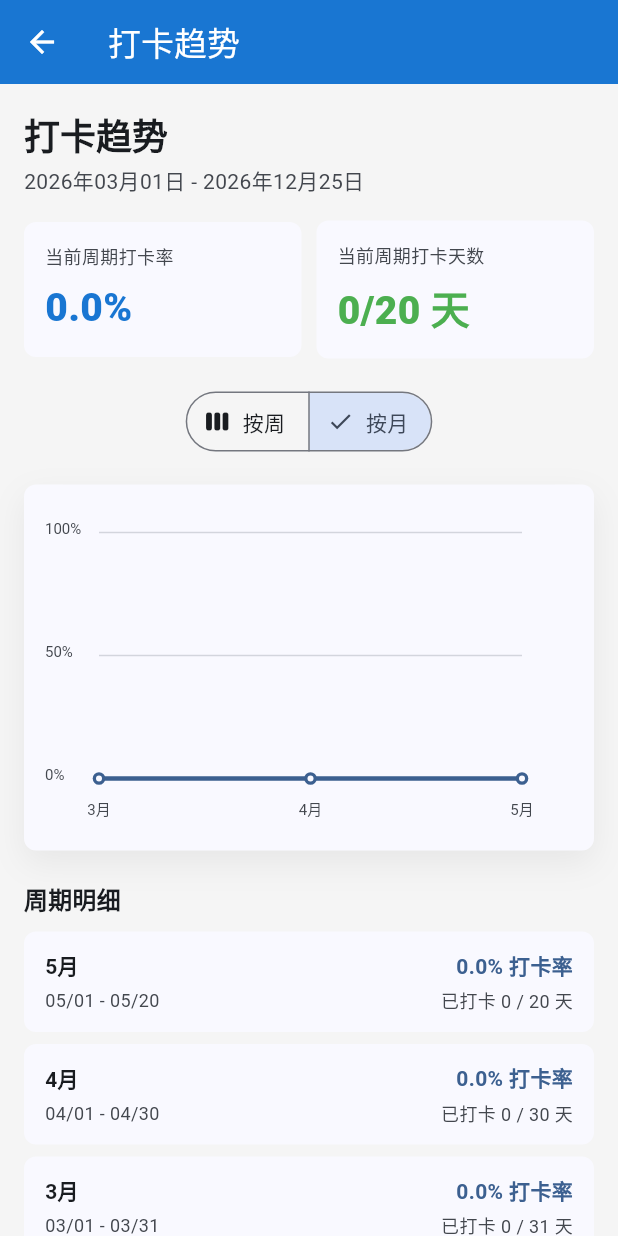
After one commit to wangbaoquan1098/gradcheckin, a Flutter app: the TrendScreen screen opened directly, after a tap on "按月", on a phone screen of 412 x 824 dp. The commit adds this screen. Run offline on Flutter 3.47's test engine with Material 3 defaults, Android fonts, the phone set to English and light mode, and no system bars; our stand-ins replace file_picker, permission_handler, shared_preferences, sqflite, table_calendar; accounts and stored records are empty.

Commit message:
feat: add checkin trends screen

```diff
--- a/lib/core/constants/app_strings.dart
+++ b/lib/core/constants/app_strings.dart
@@ -7,6 +7,7 @@ class AppStrings {
   static const String checkinSuccess = '打卡成功！';
   static const String checkinCancelled = '已取消打卡';
   static const String history = '历史记录';
+  static const String trend = '打卡趋势';
   static const String noRecord = '暂无打卡记录';
   static const String todayCheckin = '今日打卡';
   static const String invalidDate = '请选择有效日期（2026年3月1日至今）';
@@ -26,6 +27,12 @@ class AppStrings {
   static const String importWarning = '导入会覆盖当前全部打卡数据，是否继续？';
   static const String weekPrefix = '第';
   static const String weekSuffix = '周';
+  static const String weeklyTrend = '按周';
+  static const String monthlyTrend = '按月';
+  static const String currentPeriodRate = '当前周期打卡率';
+  static const String currentPeriodDays = '当前周期打卡天数';
+  static const String trendDetails = '周期明细';
+  static const String noTrendData = '暂无趋势数据';
 
   // 星期
   static const List<String> weekDays = ['周一', '周二', '周三', '周四', '周五', '周六', '周日'];
--- /dev/null
+++ b/lib/core/utils/checkin_trend_calculator.dart
@@ -0,0 +1,134 @@
+import '../../data/models/checkin_trend.dart';
+
+/// 生成打卡趋势统计数据
+class CheckinTrendCalculator {
+  static List<CheckinTrendPeriod> buildWeeklyTrends({
+    required Set<String> checkedDates,
+    required DateTime startDate,
+    required DateTime endDate,
+    required DateTime today,
+  }) {
+    final start = _dateOnly(startDate);
+    final effectiveEnd = _effectiveEndDate(endDate, today);
+    if (effectiveEnd.isBefore(start)) {
+      return [];
+    }
+
+    final firstWeekStart = start.subtract(Duration(days: start.weekday - 1));
+    final periods = <CheckinTrendPeriod>[];
+    var periodStart = firstWeekStart;
+
+    while (!periodStart.isAfter(effectiveEnd)) {
+      final periodEnd = periodStart.add(const Duration(days: 6));
+      final actualStart = _maxDate(periodStart, start);
+      final actualEnd = _minDate(periodEnd, effectiveEnd);
+
+      if (!actualEnd.isBefore(actualStart)) {
+        final weekNumber = _weekNumber(start, actualStart);
+        periods.add(
+          _buildPeriod(
+            label: '第$weekNumber周',
+            startDate: actualStart,
+            endDate: actualEnd,
+            checkedDates: checkedDates,
+          ),
+        );
+      }
+
+      periodStart = periodStart.add(const Duration(days: 7));
+    }
+
+    return periods;
+  }
+
+  static List<CheckinTrendPeriod> buildMonthlyTrends({
+    required Set<String> checkedDates,
+    required DateTime startDate,
+    required DateTime endDate,
+    required DateTime today,
+  }) {
+    final start = _dateOnly(startDate);
+    final effectiveEnd = _effectiveEndDate(endDate, today);
+    if (effectiveEnd.isBefore(start)) {
+      return [];
+    }
+
+    final periods = <CheckinTrendPeriod>[];
+    var monthCursor = DateTime(start.year, start.month);
+
+    while (!monthCursor.isAfter(effectiveEnd)) {
+      final monthEnd = DateTime(monthCursor.year, monthCursor.month + 1, 0);
+      final actualStart = _maxDate(monthCursor, start);
+      final actualEnd = _minDate(monthEnd, effectiveEnd);
+
+      if (!actualEnd.isBefore(actualStart)) {
+        periods.add(
+          _buildPeriod(
+            label: '${monthCursor.month}月',
+            startDate: actualStart,
+            endDate: actualEnd,
+            checkedDates: checkedDates,
+          ),
+        );
+      }
+
+      monthCursor = DateTime(monthCursor.year, monthCursor.month + 1);
+    }
+
+    return periods;
+  }
+
+  static CheckinTrendPeriod _buildPeriod({
+    required String label,
+    required DateTime startDate,
+    required DateTime endDate,
+    required Set<String> checkedDates,
+  }) {
+    var checkedDays = 0;
+    var cursor = startDate;
+
+    while (!cursor.isAfter(endDate)) {
+      if (checkedDates.contains(_dateToKey(cursor))) {
+        checkedDays++;
+      }
+      cursor = cursor.add(const Duration(days: 1));
+    }
+
+    return CheckinTrendPeriod(
+      label: label,
+      startDate: startDate,
+      endDate: endDate,
+      checkedDays: checkedDays,
+      totalDays: endDate.difference(startDate).inDays + 1,
+    );
+  }
+
+  static DateTime _effectiveEndDate(DateTime endDate, DateTime today) {
+    return _minDate(_dateOnly(endDate), _dateOnly(today));
+  }
+
+  static DateTime _dateOnly(DateTime date) {
+    return DateTime(date.year, date.month, date.day);
+  }
+
+  static DateTime _minDate(DateTime a, DateTime b) {
+    return a.isBefore(b) ? a : b;
+  }
+
+  static DateTime _maxDate(DateTime a, DateTime b) {
+    return a.isAfter(b) ? a : b;
+  }
+
+  static int _weekNumber(DateTime checkinStartDate, DateTime date) {
+    final startOfFirstWeek = checkinStartDate.subtract(
+      Duration(days: checkinStartDate.weekday - 1),
+    );
+    final startOfTargetWeek = date.subtract(Duration(days: date.weekday - 1));
+    return (startOfTargetWeek.difference(startOfFirstWeek).inDays / 7).floor() +
+        1;
+  }
+
+  static String _dateToKey(DateTime date) {
+    return '${date.year}-${date.month.toString().padLeft(2, '0')}-${date.day.toString().padLeft(2, '0')}';
+  }
+}
--- /dev/null
+++ b/lib/data/models/checkin_trend.dart
@@ -0,0 +1,21 @@
+/// 趋势聚合方式
+enum TrendGrouping { weekly, monthly }
+
+/// 单个趋势周期的数据
+class CheckinTrendPeriod {
+  final String label;
+  final DateTime startDate;
+  final DateTime endDate;
+  final int checkedDays;
+  final int totalDays;
+
+  const CheckinTrendPeriod({
+    required this.label,
+    required this.startDate,
+    required this.endDate,
+    required this.checkedDays,
+    required this.totalDays,
+  });
+
+  double get rate => totalDays == 0 ? 0 : checkedDays / totalDays;
+}
--- a/lib/screens/home/home_screen.dart
+++ b/lib/screens/home/home_screen.dart
@@ -12,6 +12,7 @@ import '../../core/services/backup_service.dart';
 import '../../providers/checkin_provider.dart';
 import '../../providers/countdown_provider.dart';
 import '../../providers/settings_provider.dart';
+import '../trends/trend_screen.dart';
 import 'widgets/countdown_banner.dart';
 import 'widgets/checkin_history_sheet.dart';
 import 'widgets/date_settings_dialog.dart';
@@ -633,6 +634,10 @@ class _HomeScreenState extends State<HomeScreen> {
           onSelected: (value) {
             if (value == 'history') {
               _showHistory(context);
+            } else if (value == 'trends') {
+              Navigator.of(
+                context,
+              ).push(MaterialPageRoute(builder: (_) => const TrendScreen()));
             } else if (value == 'dates') {
               _showDateSettings(context);
             } else if (value == 'export') {
@@ -651,6 +656,16 @@ class _HomeScreenState extends State<HomeScreen> {
                   Icon(Icons.history, size: 20, color: iconColor),
                   const SizedBox(width: 12),
                   const Text(AppStrings.history),
+                ],
+              ),
+            ),
+            PopupMenuItem(
+              value: 'trends',
+              child: Row(
+                children: [
+                  Icon(Icons.show_chart, size: 20, color: iconColor),
+                  const SizedBox(width: 12),
+                  const Text(AppStrings.trend),
                 ],
               ),
             ),
--- /dev/null
+++ b/lib/screens/trends/trend_screen.dart
@@ -0,0 +1,345 @@
+import 'package:flutter/material.dart';
+import 'package:intl/intl.dart';
+import 'package:provider/provider.dart';
+
+import '../../core/constants/app_colors.dart';
+import '../../core/constants/app_dates.dart';
+import '../../core/constants/app_strings.dart';
+import '../../core/utils/checkin_trend_calculator.dart';
+import '../../data/models/checkin_trend.dart';
+import '../../providers/checkin_provider.dart';
+import 'widgets/checkin_trend_chart.dart';
+
+/// 打卡趋势页面
+class TrendScreen extends StatelessWidget {
+  const TrendScreen({super.key});
+
+  @override
+  Widget build(BuildContext context) {
+    final theme = Theme.of(context);
+    final isDark = theme.brightness == Brightness.dark;
+
+    return Scaffold(
+      backgroundColor: theme.scaffoldBackgroundColor,
+      appBar: AppBar(
+        title: const Text(AppStrings.trend),
+        backgroundColor: isDark ? AppColors.darkAppBar : AppColors.primary,
+        foregroundColor: Colors.white,
+      ),
+      body: Consumer<CheckinProvider>(
+        builder: (context, provider, _) {
+          if (provider.isLoading) {
+            return const Center(child: CircularProgressIndicator());
+          }
+
+          return TrendContent(
+            checkedDates: provider.checkedDates,
+            startDate: AppDates.checkinStartDate,
+            endDate: AppDates.checkinEndDate,
+            today: DateTime.now(),
+          );
+        },
+      ),
+    );
+  }
+}
+
+class TrendContent extends StatefulWidget {
+  final Set<String> checkedDates;
+  final DateTime startDate;
+  final DateTime endDate;
+  final DateTime today;
+
+  const TrendContent({
+    super.key,
+    required this.checkedDates,
+    required this.startDate,
+    required this.endDate,
+    required this.today,
+  });
+
+  @override
+  State<TrendContent> createState() => _TrendContentState();
+}
+
+class _TrendContentState extends State<TrendContent> {
+  TrendGrouping _grouping = TrendGrouping.weekly;
+
+  @override
+  Widget build(BuildContext context) {
+    final theme = Theme.of(context);
+    final colorScheme = theme.colorScheme;
+    final isDark = theme.brightness == Brightness.dark;
+    final periods = _buildPeriods();
+    final currentPeriod = periods.isEmpty ? null : periods.last;
+    final surface = isDark ? AppColors.darkSurface : colorScheme.surface;
+    final elevatedSurface = isDark
+        ? AppColors.darkSurfaceElevated
+        : colorScheme.surface;
+
+    return SingleChildScrollView(
+      padding: const EdgeInsets.fromLTRB(16, 18, 16, 24),
+      child: Column(
+        crossAxisAlignment: CrossAxisAlignment.start,
+        children: [
+          Text(
+            AppStrings.trend,
+            style: theme.textTheme.headlineSmall?.copyWith(
+              fontWeight: FontWeight.w800,
+              color: colorScheme.onSurface,
+            ),
+          ),
+          const SizedBox(height: 4),
+          Text(
+            _dateRangeText(),
+            style: theme.textTheme.bodyMedium?.copyWith(
+              color: colorScheme.onSurfaceVariant,
+            ),
+          ),
+          const SizedBox(height: 16),
+          Row(
+            children: [
+              Expanded(
+                child: _SummaryCard(
+                  label: AppStrings.currentPeriodRate,
+                  value: _formatRate(currentPeriod?.rate ?? 0),
+                  color: isDark ? const Color(0xFF63B3FF) : AppColors.primary,
+                ),
+              ),
+              const SizedBox(width: 10),
+              Expanded(
+                child: _SummaryCard(
+                  label: AppStrings.currentPeriodDays,
+                  value: currentPeriod == null
+                      ? '0/0 天'
+                      : '${currentPeriod.checkedDays}/${currentPeriod.totalDays} 天',
+                  color: isDark ? const Color(0xFF63D987) : AppColors.checkedIn,
+                ),
+              ),
+            ],
+          ),
+          const SizedBox(height: 18),
+          Center(
+            child: SegmentedButton<TrendGrouping>(
+              segments: const [
+                ButtonSegment(
+                  value: TrendGrouping.weekly,
+                  icon: Icon(Icons.view_week),
+                  label: Text(AppStrings.weeklyTrend),
+                ),
+                ButtonSegment(
+                  value: TrendGrouping.monthly,
+                  icon: Icon(Icons.calendar_month),
+                  label: Text(AppStrings.monthlyTrend),
+                ),
+              ],
+              selected: {_grouping},
+              onSelectionChanged: (selection) {
+                setState(() {
+                  _grouping = selection.first;
+                });
+              },
+            ),
+          ),
+          const SizedBox(height: 18),
+          Container(
+            decoration: BoxDecoration(
+              color: surface,
+              borderRadius: BorderRadius.circular(8),
+              border: isDark ? Border.all(color: AppColors.darkOutline) : null,
+              boxShadow: [
+                BoxShadow(
+                  color: colorScheme.shadow.withValues(
+                    alpha: isDark ? 0.18 : 0.06,
+                  ),
+                  blurRadius: 18,
+                  offset: const Offset(0, 8),
+                ),
+              ],
+            ),
+            padding: const EdgeInsets.fromLTRB(14, 14, 14, 10),
+            child: CheckinTrendChart(periods: periods),
+          ),
+          const SizedBox(height: 20),
+          Text(
+            AppStrings.trendDetails,
+            style: theme.textTheme.titleMedium?.copyWith(
+              fontWeight: FontWeight.w700,
+              color: colorScheme.onSurface,
+            ),
+          ),
+          const SizedBox(height: 10),
+          if (periods.isEmpty)
+            Container(
+              width: double.infinity,
+              padding: const EdgeInsets.all(18),
+              decoration: BoxDecoration(
+                color: elevatedSurface,
+                borderRadius: BorderRadius.circular(8),
+                border: isDark
+                    ? Border.all(color: AppColors.darkOutline)
+                    : null,
+              ),
+              child: Text(
+                AppStrings.noTrendData,
+                textAlign: TextAlign.center,
+                style: TextStyle(color: colorScheme.onSurfaceVariant),
+              ),
+            )
+          else
+            ...periods.reversed.map(
+              (period) => _TrendPeriodTile(period: period),
+            ),
+        ],
+      ),
+    );
+  }
+
+  List<CheckinTrendPeriod> _buildPeriods() {
+    return switch (_grouping) {
+      TrendGrouping.weekly => CheckinTrendCalculator.buildWeeklyTrends(
+        checkedDates: widget.checkedDates,
+        startDate: widget.startDate,
+        endDate: widget.endDate,
+        today: widget.today,
+      ),
+      TrendGrouping.monthly => CheckinTrendCalculator.buildMonthlyTrends(
+        checkedDates: widget.checkedDates,
+        startDate: widget.startDate,
+        endDate: widget.endDate,
+        today: widget.today,
+      ),
+    };
+  }
+
+  String _dateRangeText() {
+    final formatter = DateFormat('yyyy年MM月dd日');
+    return '${formatter.format(widget.startDate)} - ${formatter.format(widget.endDate)}';
+  }
+
+  String _formatRate(double rate) {
+    return '${(rate * 100).toStringAsFixed(1)}%';
+  }
+}
+
+class _SummaryCard extends StatelessWidget {
+  final String label;
+  final String value;
+  final Color color;
+
+  const _SummaryCard({
+    required this.label,
+    required this.value,
+    required this.color,
+  });
+
+  @override
+  Widget build(BuildContext context) {
+    final colorScheme = Theme.of(context).colorScheme;
+    final isDark = Theme.of(context).brightness == Brightness.dark;
+
+    return Container(
+      padding: const EdgeInsets.all(14),
+      decoration: BoxDecoration(
+        color: isDark ? AppColors.darkSurfaceElevated : colorScheme.surface,
+        borderRadius: BorderRadius.circular(8),
+        border: isDark ? Border.all(color: AppColors.darkOutline) : null,
+      ),
+      child: Column(
+        crossAxisAlignment: CrossAxisAlignment.start,
+        children: [
+          Text(
+            label,
+            maxLines: 1,
+            overflow: TextOverflow.ellipsis,
+            style: TextStyle(fontSize: 12, color: colorScheme.onSurfaceVariant),
+          ),
+          const SizedBox(height: 8),
+          FittedBox(
+            fit: BoxFit.scaleDown,
+            alignment: Alignment.centerLeft,
+            child: Text(
+              value,
+              style: TextStyle(
+                fontSize: 26,
+                fontWeight: FontWeight.w800,
+                color: color,
+              ),
+            ),
+          ),
+        ],
+      ),
+    );
+  }
+}
+
+class _TrendPeriodTile extends StatelessWidget {
+  final CheckinTrendPeriod period;
+
+  const _TrendPeriodTile({required this.period});
+
+  @override
+  Widget build(BuildContext context) {
+    final theme = Theme.of(context);
+    final colorScheme = theme.colorScheme;
+    final isDark = theme.brightness == Brightness.dark;
+    final dateFormatter = DateFormat('MM/dd');
+
+    return Container(
+      margin: const EdgeInsets.only(bottom: 8),
+      padding: const EdgeInsets.symmetric(horizontal: 14, vertical: 12),
+      decoration: BoxDecoration(
+        color: isDark ? AppColors.darkSurfaceElevated : colorScheme.surface,
+        borderRadius: BorderRadius.circular(8),
+        border: isDark ? Border.all(color: AppColors.darkOutline) : null,
+      ),
+      child: Row(
+        children: [
+          Expanded(
+            child: Column(
+              crossAxisAlignment: CrossAxisAlignment.start,
+              children: [
+                Text(
+                  period.label,
+                  style: TextStyle(
+                    fontWeight: FontWeight.w700,
+                    color: colorScheme.onSurface,
+                  ),
+                ),
+                const SizedBox(height: 4),
+                Text(
+                  '${dateFormatter.format(period.startDate)} - ${dateFormatter.format(period.endDate)}',
+                  style: TextStyle(
+                    fontSize: 12,
+                    color: colorScheme.onSurfaceVariant,
+                  ),
+                ),
+              ],
+            ),
+          ),
+          const SizedBox(width: 12),
+          Column(
+            crossAxisAlignment: CrossAxisAlignment.end,
+            children: [
+              Text(
+                '${(period.rate * 100).toStringAsFixed(1)}% 打卡率',
+                style: TextStyle(
+                  fontWeight: FontWeight.w700,
+                  color: colorScheme.primary,
+                ),
+              ),
+              const SizedBox(height: 4),
+              Text(
+                '已打卡 ${period.checkedDays} / ${period.totalDays} 天',
+                style: TextStyle(
+                  fontSize: 12,
+                  color: colorScheme.onSurfaceVariant,
+                ),
+              ),
+            ],
+          ),
+        ],
+      ),
+    );
+  }
+}
--- /dev/null
+++ b/lib/screens/trends/widgets/checkin_trend_chart.dart
@@ -0,0 +1,206 @@
+import 'dart:math' as math;
+
+import 'package:flutter/material.dart';
+
+import '../../../data/models/checkin_trend.dart';
+
+/// 打卡趋势图表
+class CheckinTrendChart extends StatelessWidget {
+  final List<CheckinTrendPeriod> periods;
+
+  const CheckinTrendChart({super.key, required this.periods});
+
+  @override
+  Widget build(BuildContext context) {
+    final colorScheme = Theme.of(context).colorScheme;
+
+    if (periods.isEmpty) {
+      return SizedBox(
+        height: 220,
+        child: Center(
+          child: Text(
+            '暂无趋势数据',
+            style: TextStyle(color: colorScheme.onSurfaceVariant),
+          ),
+        ),
+      );
+    }
+
+    return LayoutBuilder(
+      builder: (context, constraints) {
+        final chartWidth = periods.length <= 16
+            ? constraints.maxWidth
+            : math.max(constraints.maxWidth, (periods.length * 46).toDouble());
+
+        return SingleChildScrollView(
+          scrollDirection: Axis.horizontal,
+          child: SizedBox(
+            width: chartWidth,
+            height: 220,
+            child: CustomPaint(
+              painter: _CheckinTrendChartPainter(
+                periods: periods,
+                colorScheme: colorScheme,
+                textDirection: Directionality.of(context),
+              ),
+            ),
+          ),
+        );
+      },
+    );
+  }
+}
+
+class _CheckinTrendChartPainter extends CustomPainter {
+  final List<CheckinTrendPeriod> periods;
+  final ColorScheme colorScheme;
+  final TextDirection textDirection;
+
+  _CheckinTrendChartPainter({
+    required this.periods,
+    required this.colorScheme,
+    required this.textDirection,
+  });
+
+  @override
+  void paint(Canvas canvas, Size size) {
+    final gridPaint = Paint()
+      ..color = colorScheme.outlineVariant.withValues(alpha: 0.7)
+      ..strokeWidth = 1;
+    final barPaint = Paint()
+      ..color = const Color(0xFF4CAF50).withValues(alpha: 0.72)
+      ..style = PaintingStyle.fill;
+    final linePaint = Paint()
+      ..color = colorScheme.primary
+      ..strokeWidth = 3
+      ..style = PaintingStyle.stroke
+      ..strokeCap = StrokeCap.round
+      ..strokeJoin = StrokeJoin.round;
+    final pointPaint = Paint()
+      ..color = colorScheme.primary
+      ..style = PaintingStyle.fill;
+
+    const left = 36.0;
+    const top = 18.0;
+    const right = 34.0;
+    const bottom = 38.0;
+    final chartWidth = size.width - left - right;
+    final chartHeight = size.height - top - bottom;
+    final bottomY = top + chartHeight;
+    final maxTotalDays = periods
+        .map((period) => period.totalDays)
+        .fold<int>(1, math.max);
+
+    for (final value in [0.0, 0.5, 1.0]) {
+      final y = bottomY - chartHeight * value;
+      canvas.drawLine(
+        Offset(left, y),
+        Offset(size.width - right, y),
+        gridPaint,
+      );
+      _drawText(
+        canvas,
+        '${(value * 100).toStringAsFixed(0)}%',
+        Offset(0, y - 8),
+        colorScheme.onSurfaceVariant,
+        10,
+      );
+    }
+
+    final step = periods.length == 1 ? 0.0 : chartWidth / (periods.length - 1);
+    final barSlot = periods.length == 1 ? chartWidth : step;
+    final barWidth = math.max(5.0, math.min(18.0, barSlot * 0.34));
+    final linePath = Path();
+    final labelEvery = math.max(1, (periods.length / 5).ceil());
+
+    for (var index = 0; index < periods.length; index++) {
+      final period = periods[index];
+      final x = periods.length == 1
+          ? left + chartWidth / 2
+          : left + step * index;
+      final barHeight = chartHeight * (period.checkedDays / maxTotalDays);
+      final barRect = RRect.fromRectAndRadius(
+        Rect.fromLTWH(
+          x - barWidth / 2,
+          bottomY - barHeight,
+          barWidth,
+          barHeight,
+        ),
+        const Radius.circular(5),
+      );
+      canvas.drawRRect(barRect, barPaint);
+
+      final y = bottomY - chartHeight * period.rate;
+      if (index == 0) {
+        linePath.moveTo(x, y);
+      } else {
+        linePath.lineTo(x, y);
+      }
+
+      if (index % labelEvery == 0 || index == periods.length - 1) {
+        _drawCenteredText(
+          canvas,
+          period.label,
+          Offset(x, bottomY + 12),
+          colorScheme.onSurfaceVariant,
+          10,
+        );
+      }
+    }
+
+    canvas.drawPath(linePath, linePaint);
+
+    for (var index = 0; index < periods.length; index++) {
+      final period = periods[index];
+      final x = periods.length == 1
+          ? left + chartWidth / 2
+          : left + step * index;
+      final y = bottomY - chartHeight * period.rate;
+      canvas.drawCircle(Offset(x, y), 4.2, pointPaint);
+      canvas.drawCircle(Offset(x, y), 2, Paint()..color = colorScheme.surface);
+    }
+  }
+
+  void _drawText(
+    Canvas canvas,
+    String text,
+    Offset offset,
+    Color color,
+    double fontSize,
+  ) {
+    final painter = TextPainter(
+      text: TextSpan(
+        text: text,
+        style: TextStyle(color: color, fontSize: fontSize),
+      ),
+      textDirection: textDirection,
+    )..layout();
+    painter.paint(canvas, offset);
+  }
+
+  void _drawCenteredText(
+    Canvas canvas,
+    String text,
+    Offset center,
+    Color color,
+    double fontSize,
+  ) {
+    final painter = TextPainter(
+      text: TextSpan(
+        text: text,
+        style: TextStyle(color: color, fontSize: fontSize),
+      ),
+      textDirection: textDirection,
+      maxLines: 1,
+      ellipsis: '',
+    )..layout(maxWidth: 44);
+    painter.paint(canvas, Offset(center.dx - painter.width / 2, center.dy));
+  }
+
+  @override
+  bool shouldRepaint(covariant _CheckinTrendChartPainter oldDelegate) {
+    return oldDelegate.periods != periods ||
+        oldDelegate.colorScheme != colorScheme ||
+        oldDelegate.textDirection != textDirection;
+  }
+}
```
Also changed, not shown: lib/providers/checkin_provider.dart (line endings or trailing spaces), 3 other files.
